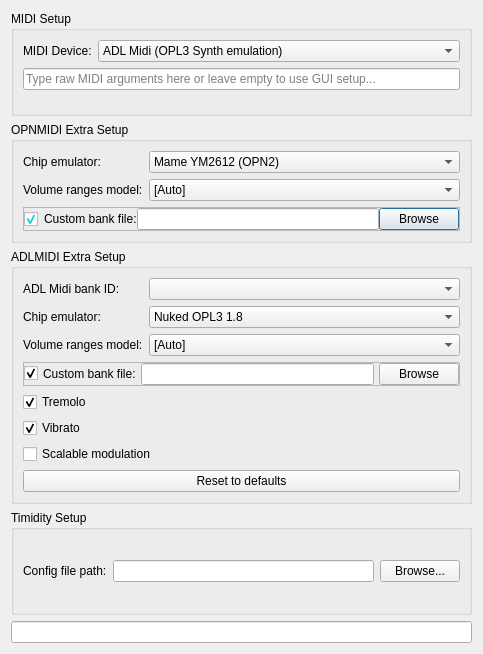
First picture: the form in examples/MusPlay-Qt/MainWindow/setup_midi.ui, repository WohlSoft/SDL-Mixer-X, before the edit.
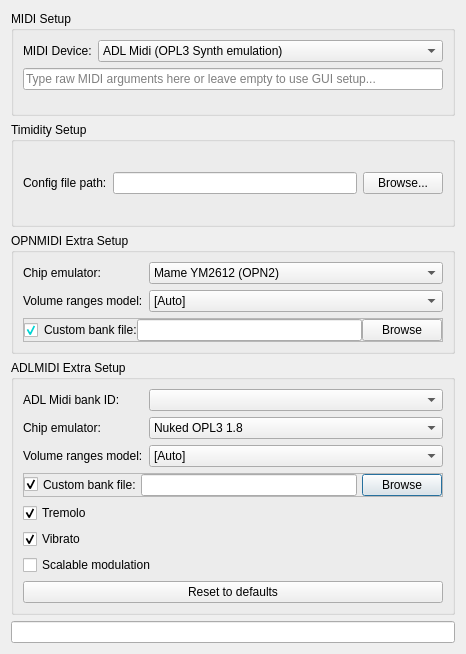
Second picture: the form after the edit.

Commit message: MusPlay-Qt: Move Timidity path field into higher

```diff
--- a/examples/MusPlay-Qt/MainWindow/setup_midi.ui
+++ b/examples/MusPlay-Qt/MainWindow/setup_midi.ui
@@ -6,7 +6,7 @@
    <rect>
     <x>0</x>
     <y>0</y>
-    <width>483</width>
+    <width>466</width>
     <height>654</height>
    </rect>
   </property>
@@ -14,7 +14,214 @@
    <string>MIDI Setup</string>
   </property>
   <layout class="QGridLayout" name="gridLayout">
-   <item row="1" column="0">
+   <item row="3" column="0">
+    <widget class="QGroupBox" name="adlmidi_xtra">
+     <property name="title">
+      <string>ADLMIDI Extra Setup</string>
+     </property>
+     <property name="flat">
+      <bool>false</bool>
+     </property>
+     <layout class="QFormLayout" name="formLayout">
+      <item row="1" column="0">
+       <widget class="QLabel" name="label_3">
+        <property name="text">
+         <string>ADL Midi bank ID:</string>
+        </property>
+       </widget>
+      </item>
+      <item row="1" column="1">
+       <widget class="QComboBox" name="adl_bankId">
+        <property name="currentIndex">
+         <number>-1</number>
+        </property>
+        <property name="maxVisibleItems">
+         <number>50</number>
+        </property>
+       </widget>
+      </item>
+      <item row="2" column="0">
+       <widget class="QLabel" name="adlEmulatorLabel">
+        <property name="text">
+         <string>Chip emulator:</string>
+        </property>
+       </widget>
+      </item>
+      <item row="2" column="1">
+       <widget class="QComboBox" name="adlEmulator">
+        <item>
+         <property name="text">
+          <string>Nuked OPL3 1.8</string>
+         </property>
+        </item>
+        <item>
+         <property name="text">
+          <string>Nuked OPL3 1.7</string>
+         </property>
+        </item>
+        <item>
+         <property name="text">
+          <string>DosBox OPL3</string>
+         </property>
+        </item>
+        <item>
+         <property name="text">
+          <string>Opal OPL3 (by RAD)</string>
+         </property>
+        </item>
+        <item>
+         <property name="text">
+          <string>JavaOPL3 (OPL3.java)</string>
+         </property>
+        </item>
+       </widget>
+      </item>
+      <item row="3" column="0">
+       <widget class="QLabel" name="label_5">
+        <property name="text">
+         <string>Volume ranges model:</string>
+        </property>
+       </widget>
+      </item>
+      <item row="3" column="1">
+       <widget class="QComboBox" name="adlVolumeModel">
+        <item>
+         <property name="text">
+          <string>[Auto]</string>
+         </property>
+        </item>
+        <item>
+         <property name="text">
+          <string>Generic</string>
+         </property>
+        </item>
+        <item>
+         <property name="text">
+          <string>Native OPL3</string>
+         </property>
+        </item>
+        <item>
+         <property name="text">
+          <string>DMX</string>
+         </property>
+        </item>
+        <item>
+         <property name="text">
+          <string>Apogee</string>
+         </property>
+        </item>
+        <item>
+         <property name="text">
+          <string>9X</string>
+         </property>
+        </item>
+       </widget>
+      </item>
+      <item row="4" column="0" colspan="2">
+       <widget class="QFrame" name="frame_3">
+        <property name="frameShape">
+         <enum>QFrame::StyledPanel</enum>
+        </property>
+        <property name="frameShadow">
+         <enum>QFrame::Raised</enum>
+        </property>
+        <layout class="QHBoxLayout" name="horizontalLayout_2">
+         <property name="spacing">
+          <number>5</number>
+         </property>
+         <property name="leftMargin">
+          <number>0</number>
+         </property>
+         <property name="topMargin">
+          <number>0</number>
+         </property>
+         <property name="rightMargin">
+          <number>0</number>
+         </property>
+         <property name="bottomMargin">
+          <number>0</number>
+         </property>
+         <item>
+          <widget class="QCheckBox" name="adl_use_custom">
+           <property name="toolTip">
+            <string>Check this to use custom bank.
+Uncheck this if you want to use default bank and keep custom bank field be filled.</string>
+           </property>
+           <property name="text">
+            <string/>
+           </property>
+           <property name="checked">
+            <bool>true</bool>
+           </property>
+          </widget>
+         </item>
+         <item>
+          <widget class="QLabel" name="label_11">
+           <property name="text">
+            <string>Custom bank file:</string>
+           </property>
+          </widget>
+         </item>
+         <item>
+          <widget class="QLineEdit" name="adl_bank"/>
+         </item>
+         <item>
+          <widget class="QPushButton" name="adl_bank_browse">
+           <property name="text">
+            <string>Browse</string>
+           </property>
+          </widget>
+         </item>
+        </layout>
+       </widget>
+      </item>
+      <item row="5" column="0" colspan="2">
+       <widget class="QCheckBox" name="adl_tremolo">
+        <property name="text">
+         <string>Tremolo</string>
+        </property>
+        <property name="checked">
+         <bool>true</bool>
+        </property>
+        <property name="tristate">
+         <bool>true</bool>
+        </property>
+       </widget>
+      </item>
+      <item row="6" column="0" colspan="2">
+       <widget class="QCheckBox" name="adl_vibrato">
+        <property name="text">
+         <string>Vibrato</string>
+        </property>
+        <property name="checked">
+         <bool>true</bool>
+        </property>
+        <property name="tristate">
+         <bool>true</bool>
+        </property>
+       </widget>
+      </item>
+      <item row="7" column="0" colspan="2">
+       <widget class="QCheckBox" name="adl_scalableModulation">
+        <property name="text">
+         <string>Scalable modulation</string>
+        </property>
+        <property name="tristate">
+         <bool>true</bool>
+        </property>
+       </widget>
+      </item>
+      <item row="8" column="0" colspan="2">
+       <widget class="QPushButton" name="resetDefaultADLMIDI">
+        <property name="text">
+         <string>Reset to defaults</string>
+        </property>
+       </widget>
+      </item>
+     </layout>
+    </widget>
+   </item>
+   <item row="2" column="0">
     <widget class="QGroupBox" name="opnmidi_extra">
      <property name="title">
       <string>OPNMIDI Extra Setup</string>
@@ -170,13 +377,6 @@
      </layout>
     </widget>
    </item>
-   <item row="4" column="0">
-    <widget class="QLineEdit" name="autoArguments">
-     <property name="readOnly">
-      <bool>true</bool>
-     </property>
-    </widget>
-   </item>
    <item row="0" column="0">
     <widget class="QGroupBox" name="midi_setup">
      <property name="title">
@@ -232,214 +432,14 @@
      </layout>
     </widget>
    </item>
-   <item row="2" column="0">
-    <widget class="QGroupBox" name="adlmidi_xtra">
-     <property name="title">
-      <string>ADLMIDI Extra Setup</string>
+   <item row="5" column="0">
+    <widget class="QLineEdit" name="autoArguments">
+     <property name="readOnly">
+      <bool>true</bool>
      </property>
-     <property name="flat">
-      <bool>false</bool>
-     </property>
-     <layout class="QFormLayout" name="formLayout">
-      <item row="1" column="0">
-       <widget class="QLabel" name="label_3">
-        <property name="text">
-         <string>ADL Midi bank ID:</string>
-        </property>
-       </widget>
-      </item>
-      <item row="1" column="1">
-       <widget class="QComboBox" name="adl_bankId">
-        <property name="currentIndex">
-         <number>-1</number>
-        </property>
-        <property name="maxVisibleItems">
-         <number>50</number>
-        </property>
-       </widget>
-      </item>
-      <item row="2" column="0">
-       <widget class="QLabel" name="adlEmulatorLabel">
-        <property name="text">
-         <string>Chip emulator:</string>
-        </property>
-       </widget>
-      </item>
-      <item row="2" column="1">
-       <widget class="QComboBox" name="adlEmulator">
-        <item>
-         <property name="text">
-          <string>Nuked OPL3 1.8</string>
-         </property>
-        </item>
-        <item>
-         <property name="text">
-          <string>Nuked OPL3 1.7</string>
-         </property>
-        </item>
-        <item>
-         <property name="text">
-          <string>DosBox OPL3</string>
-         </property>
-        </item>
-        <item>
-         <property name="text">
-          <string>Opal OPL3 (by RAD)</string>
-         </property>
-        </item>
-        <item>
-         <property name="text">
-          <string>JavaOPL3 (OPL3.java)</string>
-         </property>
-        </item>
-       </widget>
-      </item>
-      <item row="3" column="0">
-       <widget class="QLabel" name="label_5">
-        <property name="text">
-         <string>Volume ranges model:</string>
-        </property>
-       </widget>
-      </item>
-      <item row="3" column="1">
-       <widget class="QComboBox" name="adlVolumeModel">
-        <item>
-         <property name="text">
-          <string>[Auto]</string>
-         </property>
-        </item>
-        <item>
-         <property name="text">
-          <string>Generic</string>
-         </property>
-        </item>
-        <item>
-         <property name="text">
-          <string>Native OPL3</string>
-         </property>
-        </item>
-        <item>
-         <property name="text">
-          <string>DMX</string>
-         </property>
-        </item>
-        <item>
-         <property name="text">
-          <string>Apogee</string>
-         </property>
-        </item>
-        <item>
-         <property name="text">
-          <string>9X</string>
-         </property>
-        </item>
-       </widget>
-      </item>
-      <item row="4" column="0" colspan="2">
-       <widget class="QFrame" name="frame_3">
-        <property name="frameShape">
-         <enum>QFrame::StyledPanel</enum>
-        </property>
-        <property name="frameShadow">
-         <enum>QFrame::Raised</enum>
-        </property>
-        <layout class="QHBoxLayout" name="horizontalLayout_2">
-         <property name="spacing">
-          <number>5</number>
-         </property>
-         <property name="leftMargin">
-          <number>0</number>
-         </property>
-         <property name="topMargin">
-          <number>0</number>
-         </property>
-         <property name="rightMargin">
-          <number>0</number>
-         </property>
-         <property name="bottomMargin">
-          <number>0</number>
-         </property>
-         <item>
-          <widget class="QCheckBox" name="adl_use_custom">
-           <property name="toolTip">
-            <string>Check this to use custom bank.
-Uncheck this if you want to use default bank and keep custom bank field be filled.</string>
-           </property>
-           <property name="text">
-            <string/>
-           </property>
-           <property name="checked">
-            <bool>true</bool>
-           </property>
-          </widget>
-         </item>
-         <item>
-          <widget class="QLabel" name="label_11">
-           <property name="text">
-            <string>Custom bank file:</string>
-           </property>
-          </widget>
-         </item>
-         <item>
-          <widget class="QLineEdit" name="adl_bank"/>
-         </item>
-         <item>
-          <widget class="QPushButton" name="adl_bank_browse">
-           <property name="text">
-            <string>Browse</string>
-           </property>
-          </widget>
-         </item>
-        </layout>
-       </widget>
-      </item>
-      <item row="5" column="0" colspan="2">
-       <widget class="QCheckBox" name="adl_tremolo">
-        <property name="text">
-         <string>Tremolo</string>
-        </property>
-        <property name="checked">
-         <bool>true</bool>
-        </property>
-        <property name="tristate">
-         <bool>true</bool>
-        </property>
-       </widget>
-      </item>
-      <item row="6" column="0" colspan="2">
-       <widget class="QCheckBox" name="adl_vibrato">
-        <property name="text">
-         <string>Vibrato</string>
-        </property>
-        <property name="checked">
-         <bool>true</bool>
-        </property>
-        <property name="tristate">
-         <bool>true</bool>
-        </property>
-       </widget>
-      </item>
-      <item row="7" column="0" colspan="2">
-       <widget class="QCheckBox" name="adl_scalableModulation">
-        <property name="text">
-         <string>Scalable modulation</string>
-        </property>
-        <property name="tristate">
-         <bool>true</bool>
-        </property>
-       </widget>
-      </item>
-      <item row="8" column="0" colspan="2">
-       <widget class="QPushButton" name="resetDefaultADLMIDI">
-        <property name="text">
-         <string>Reset to defaults</string>
-        </property>
-       </widget>
-      </item>
-     </layout>
     </widget>
    </item>
-   <item row="3" column="0">
+   <item row="1" column="0">
     <widget class="QGroupBox" name="groupBox">
      <property name="title">
       <string>Timidity Setup</string>
```
